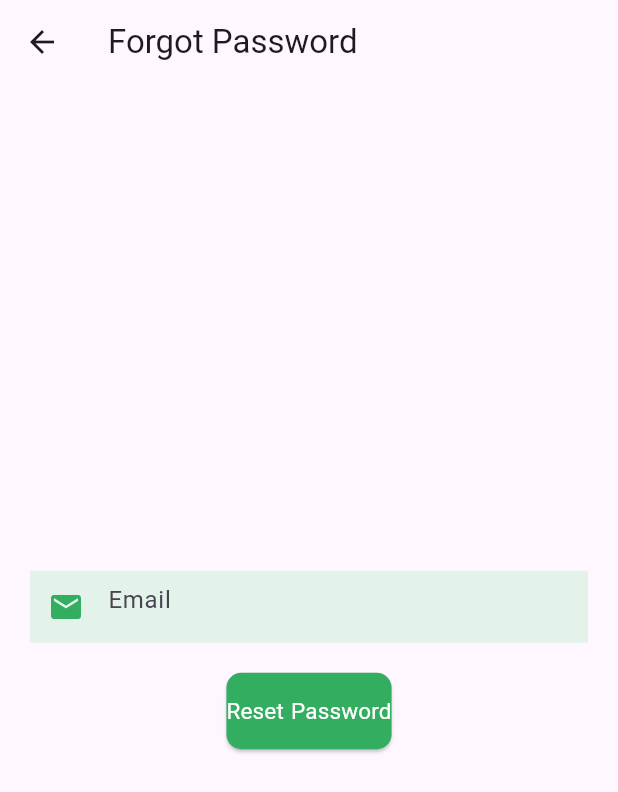
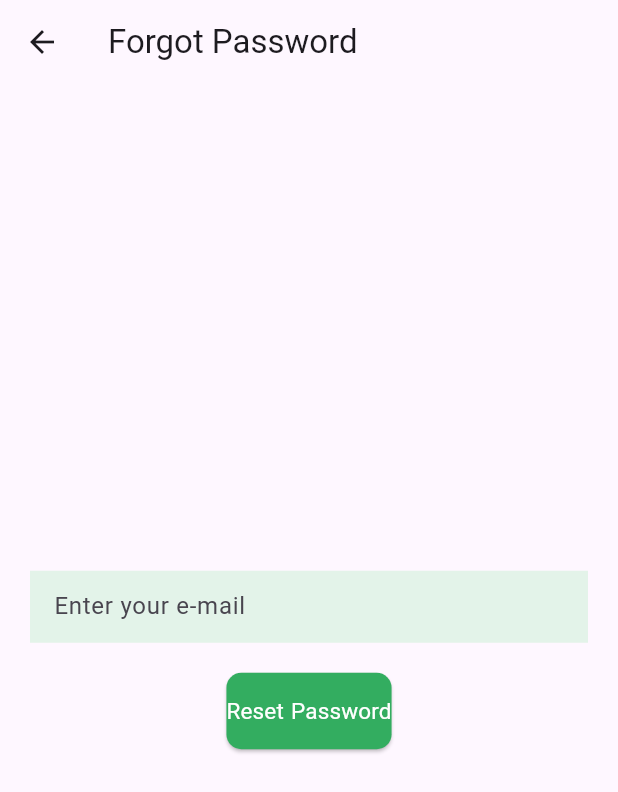
Before and after one commit to fatma4590/Hatgeback, a Flutter app: the ForgotPasswordPage screen opened directly, on a phone screen of 412 x 824 dp. Shown: the top 792 px of the screen. Run offline on Flutter 3.47's test engine with Material 3 defaults, Android fonts, the phone set to English and light mode, and no system bars; our stand-ins replace cloud_firestore, datetime_picker_formfield_new, firebase_auth, firebase_core, modal_progress_hud_nsn; accounts and stored records are empty.

Commit message:
momen to fatma aloooooooo

```diff
--- a/lib/screens/forgot_password_page.dart
+++ b/lib/screens/forgot_password_page.dart
@@ -25,10 +25,9 @@ class ForgotPasswordPage extends StatelessWidget {
                 return null;
               },
               decoration: InputDecoration(
-                hintText: 'Email',
+                hintText: 'Enter your e-mail',
                 filled: true,
                 fillColor: Color(0xFFE3F3E9),
-                prefixIcon: Icon(Icons.email, color: Color(0xFF33AD60)),
                 border: InputBorder.none,
                 focusedBorder: InputBorder.none,
                 enabledBorder: InputBorder.none,
```
